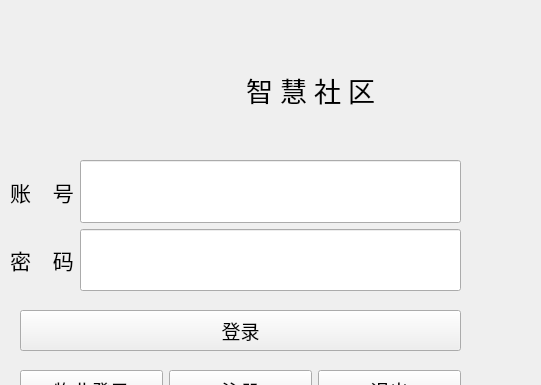
Above: login.ui from hewei-bit/Arm-linux-Smart-Community before the change; both pictures show x 150 to 691 and y 0 to 385 of the 800 by 480 pixel window. Below: the same form after it.
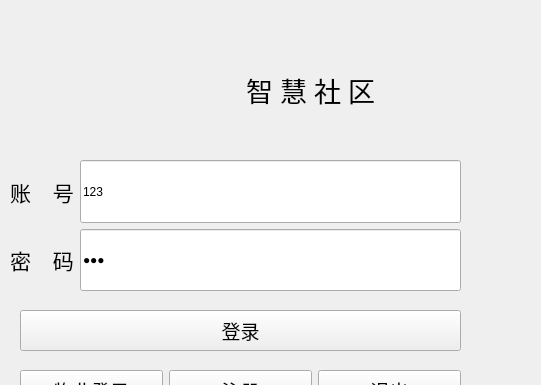
That is the form after the change. Custom widgets are drawn as their Qt base class.

Patch:
```diff
--- a/login.ui
+++ b/login.ui
@@ -45,6 +45,9 @@
          <verstretch>0</verstretch>
         </sizepolicy>
        </property>
+       <property name="text">
+        <string>123</string>
+       </property>
        <property name="echoMode">
         <enum>QLineEdit::Password</enum>
        </property>
@@ -58,6 +61,9 @@
          <verstretch>0</verstretch>
         </sizepolicy>
        </property>
+       <property name="text">
+        <string>123</string>
+       </property>
       </widget>
      </item>
      <item row="0" column="0">
```
